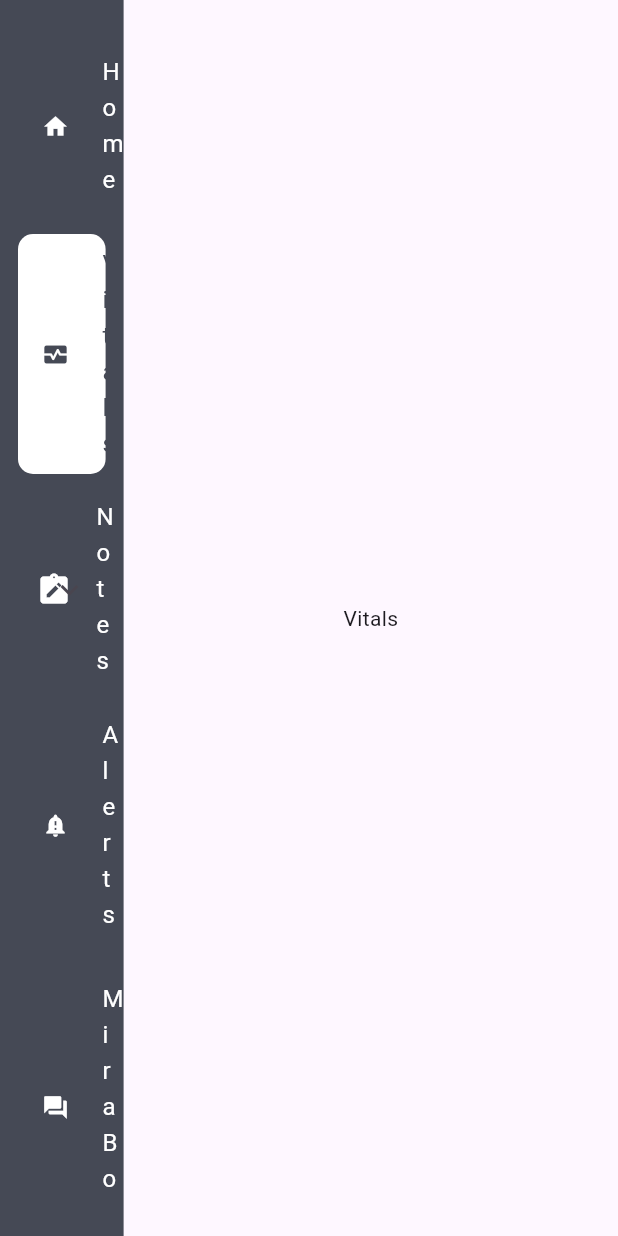
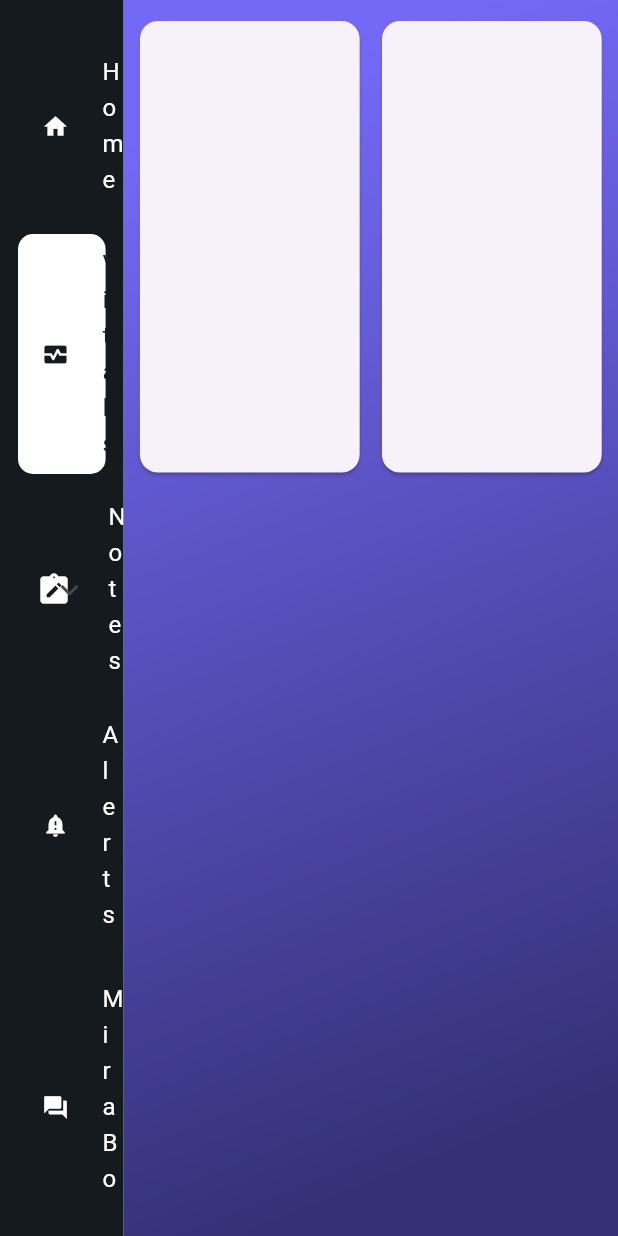
Before and after one commit to bhivam/mira_med, a Flutter app: the screen it shows after launch, after a tap on "Vitals", on a phone screen of 412 x 824 dp. Run offline on Flutter 3.47's test engine with Material 2 defaults, Android fonts, the phone set to English and light mode, and no system bars; our stand-ins replace hive, hive_flutter; accounts and stored records are empty.

Commit message:
changed theme a bit

```diff
--- a/dashboard/lib/dashboard.dart
+++ b/dashboard/lib/dashboard.dart
@@ -4,6 +4,8 @@ import 'package:dashboard/pages/history.dart';
 import 'package:dashboard/pages/home.dart';
 import 'package:dashboard/pages/notes.dart';
 import 'package:dashboard/pages/vitals.dart';
+import 'package:dashboard/services/colors.dart';
+import 'package:dashboard/services/media_query.dart';
 import 'package:dashboard/widgets/note_form.dart';
 import 'package:dashboard/widgets/side_bar.dart';
 import 'package:flutter/material.dart';
@@ -28,17 +30,17 @@ class _DashboardState extends State<Dashboard> {
     "Other"
   ];
   var details = {
-    "Home": Home(),
-    "Vitals": Vitals(),
+    "Home": const Home(),
+    "Vitals": const Vitals(),
     "Notes": Notes("Notes"),
     "Emotional and Mental Health": Notes("Emotional and Mental Health"),
     "Therapy and Exercises": Notes("Therapy and Exercises"),
     "Nutrition and Hydration": Notes("Nutrition and Hydration"),
     "Mobility and Motor Skills": Notes("Mobility and Motor Skills"),
     "Other": Notes("Other"),
-    "Alerts": Alerts(),
-    "MiraBot": Chat(),
-    "Patient Information": History(),
+    "Alerts": const Alerts(),
+    "MiraBot": const Chat(),
+    "Patient Information": const History(),
   };
   Box<Note> notes = Hive.box<Note>('notes');
 
@@ -52,7 +54,27 @@ class _DashboardState extends State<Dashboard> {
       body: Row(
         children: [
           SideBar(setPage, currentPage),
-          details[currentPage] as Widget
+          Container(
+              width: context.width * 0.8,
+              child: Stack(
+                children: [
+                  Container(
+                    padding: EdgeInsets.only(left: 0.2 * context.width),
+                    width: context.width * 0.8,
+                    decoration: BoxDecoration(
+                        gradient: LinearGradient(
+                      begin: Alignment.topLeft,
+                      end: Alignment.bottomRight,
+                      stops: const [
+                        0.1,
+                        0.9,
+                      ],
+                      colors: [lightPurple, darkPurple],
+                    )),
+                  ),
+                  details[currentPage] as Widget
+                ],
+              )),
         ],
       ),
       floatingActionButton: noteCategories.contains(currentPage)
--- a/dashboard/lib/pages/vitals.dart
+++ b/dashboard/lib/pages/vitals.dart
@@ -7,6 +7,27 @@ class Vitals extends StatelessWidget {
   @override
   Widget build(BuildContext context) {
     return Container(
-        child: Center(child: Text("Vitals")), width: context.width * 0.8);
+      width: context.width * 0.8,
+      child: Column(
+        children: [
+          SizedBox(height: 10),
+          Row(
+            children: [
+              SizedBox(width: context.width * 0.05 / 3),
+              Container(
+                  height: context.height * 0.375,
+                  width: context.width * 0.375,
+                  child: Card()),
+              SizedBox(width: context.width * 0.05 / 3),
+              Container(
+                  height: context.height * 0.375,
+                  width: context.width * 0.375,
+                  child: Card()),
+              SizedBox(width: context.width * 0.05 / 3),
+            ],
+          )
+        ],
+      ),
+    );
   }
 }
--- a/dashboard/lib/services/colors.dart
+++ b/dashboard/lib/services/colors.dart
@@ -1,4 +1,6 @@
 import 'package:flutter/material.dart';
 
-Color gray = Color(0xff454955);
+Color gray = Color(0xff151A1E);
 Color darkBlue = Color(0xff3A445D);
+Color lightPurple = Color(0xff7469F6);
+Color darkPurple = Color(0xff343176);
--- a/dashboard/lib/widgets/expandable_side_bar_tile.dart
+++ b/dashboard/lib/widgets/expandable_side_bar_tile.dart
@@ -6,7 +6,7 @@ import 'package:flutter/src/widgets/placeholder.dart';
 
 import '../services/colors.dart';
 
-class ExpandableSideBarTile extends StatelessWidget {
+class ExpandableSideBarTile extends StatefulWidget {
   IconData icon;
   String title;
   Color color;
@@ -18,24 +18,33 @@ class ExpandableSideBarTile extends StatelessWidget {
       [this.color = Colors.white]);
 
   @override
+  State<ExpandableSideBarTile> createState() => _ExpandableSideBarTileState();
+}
+
+class _ExpandableSideBarTileState extends State<ExpandableSideBarTile> {
+  @override
   Widget build(BuildContext context) {
-    Color iconTextColor = isCurrentPage(title) ? gray : Colors.white;
+    Color iconTextColor =
+        widget.isCurrentPage(widget.title) ? gray : Colors.white;
     Color backgroundColor =
-        isCurrentPage(title) ? Colors.white : Colors.transparent;
+        widget.isCurrentPage(widget.title) ? Colors.white : Colors.transparent;
+
+    bool expanded = false;
 
     return ExpansionTile(
-      shape: const RoundedRectangleBorder(
-          borderRadius: BorderRadius.only(
-              topLeft: Radius.circular(10),
-              topRight: Radius.circular(10),
-              bottomRight: Radius.circular(10),
-              bottomLeft: Radius.circular(10))),
-      children: subSidebarTiles,
+      onExpansionChanged: (value) => setState(() => expanded = value),
+      shape: Border.symmetric(
+          vertical: BorderSide.none,
+          horizontal: BorderSide(color: Colors.black26, width: 1)),
       backgroundColor: backgroundColor,
       leading: Padding(
           padding: EdgeInsets.only(left: 8),
-          child: Icon(icon, color: iconTextColor)),
-      title: Text(title, style: TextStyle(color: iconTextColor)),
+          child: Icon(widget.icon, color: iconTextColor)),
+      title: Padding(
+        padding: EdgeInsets.only(left: 8.0),
+        child: Text(widget.title, style: TextStyle(color: iconTextColor)),
+      ),
+      children: widget.subSidebarTiles,
     );
   }
 }
--- a/dashboard/lib/widgets/note_form.dart
+++ b/dashboard/lib/widgets/note_form.dart
@@ -18,8 +18,8 @@ class NoteForm extends StatelessWidget {
         backgroundColor: Colors.white,
         child: Container(
           padding: const EdgeInsets.symmetric(vertical: 25, horizontal: 25),
-          height: context.height * 0.7,
-          width: context.height * 0.5,
+          height: context.height * 0.6,
+          width: context.height * 0.575,
           child: Column(
             crossAxisAlignment: CrossAxisAlignment.start,
             children: [
@@ -29,6 +29,7 @@ class NoteForm extends StatelessWidget {
                       .textTheme
                       .displayMedium!
                       .copyWith(fontWeight: FontWeight.bold)),
+              SizedBox(height: 5),
               TextFormField(
                 controller: titleController,
                 decoration: const InputDecoration(
@@ -46,8 +47,8 @@ class NoteForm extends StatelessWidget {
               SizedBox(height: 10),
               TextFormField(
                 controller: descriptionController,
-                minLines: 8,
-                maxLines: 8,
+                minLines: 10,
+                maxLines: 10,
                 maxLength: 500,
                 decoration: const InputDecoration(
                   hintText: "Description",
--- a/dashboard/lib/widgets/sub_side_bar_tile.dart
+++ b/dashboard/lib/widgets/sub_side_bar_tile.dart
@@ -29,7 +29,7 @@ class SubSideBarTile extends StatelessWidget {
                 bottomLeft: Radius.circular(10))),
         tileColor: backgroundColor,
         title: Padding(
-            padding: EdgeInsets.only(left: 8),
+            padding: EdgeInsets.only(left: 52),
             child: Text(title, style: TextStyle(color: textColor))),
       ),
     );
--- a/dashboard/pubspec.yaml
+++ b/dashboard/pubspec.yaml
@@ -13,6 +13,7 @@ dependencies:
   intl: ^0.18.1
   hive: ^2.2.3
   hive_flutter: ^1.1.0
+  fl_chart: ^0.62.0
 
 dev_dependencies:
   flutter_test:
```
Also changed, not shown: dashboard/pubspec.lock.
